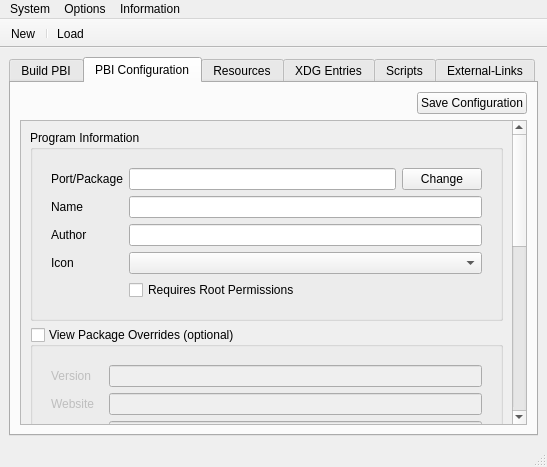
Before: the Qt Designer form src-qt4/EasyPBI-devel/mainGUI.ui in trueos/pcbsd, drawn with Qt 5.
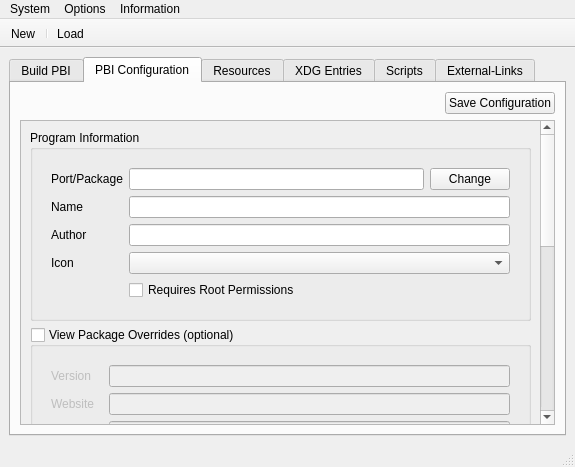
After: the same form once the commit is applied. Icons and pictures are not drawn.

What changed in the file:
```diff
--- a/src-qt4/EasyPBI-devel/mainGUI.ui
+++ b/src-qt4/EasyPBI-devel/mainGUI.ui
@@ -6,7 +6,7 @@
    <rect>
     <x>0</x>
     <y>0</y>
-    <width>547</width>
+    <width>575</width>
     <height>467</height>
    </rect>
   </property>
@@ -270,8 +270,8 @@
             <rect>
              <x>0</x>
              <y>0</y>
-             <width>500</width>
-             <height>648</height>
+             <width>528</width>
+             <height>659</height>
             </rect>
            </property>
            <layout class="QVBoxLayout" name="verticalLayout_13">
@@ -1649,8 +1649,8 @@
     <rect>
      <x>0</x>
      <y>0</y>
-     <width>547</width>
-     <height>20</height>
+     <width>575</width>
+     <height>21</height>
     </rect>
    </property>
    <widget class="QMenu" name="menuFile">
```
